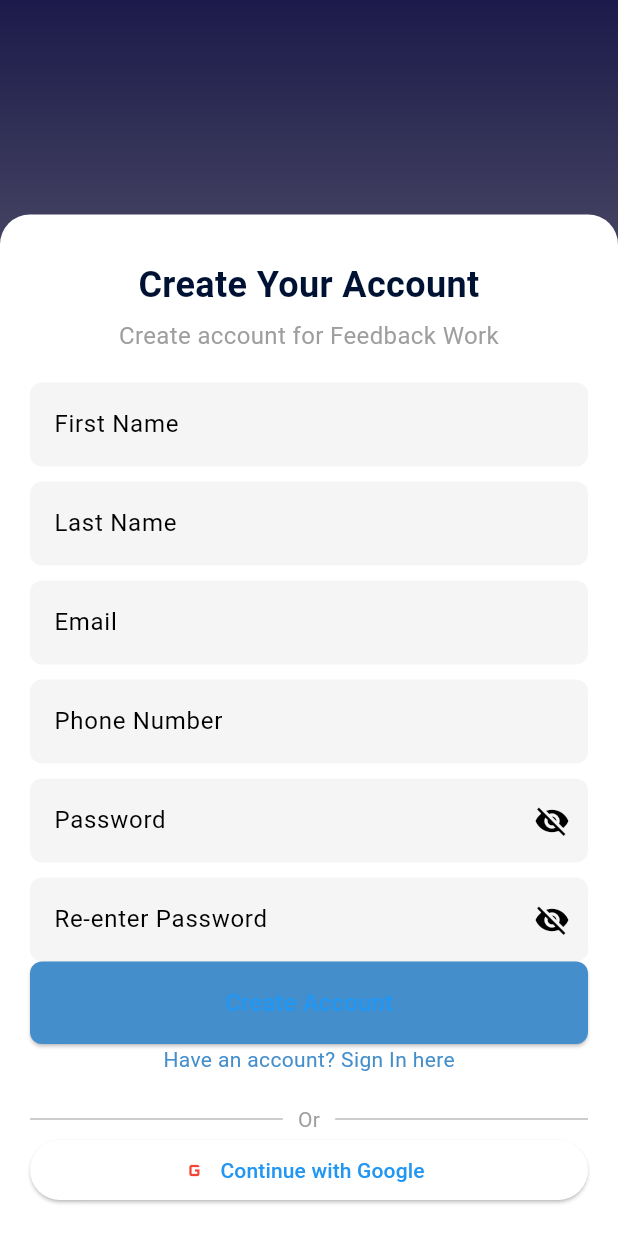
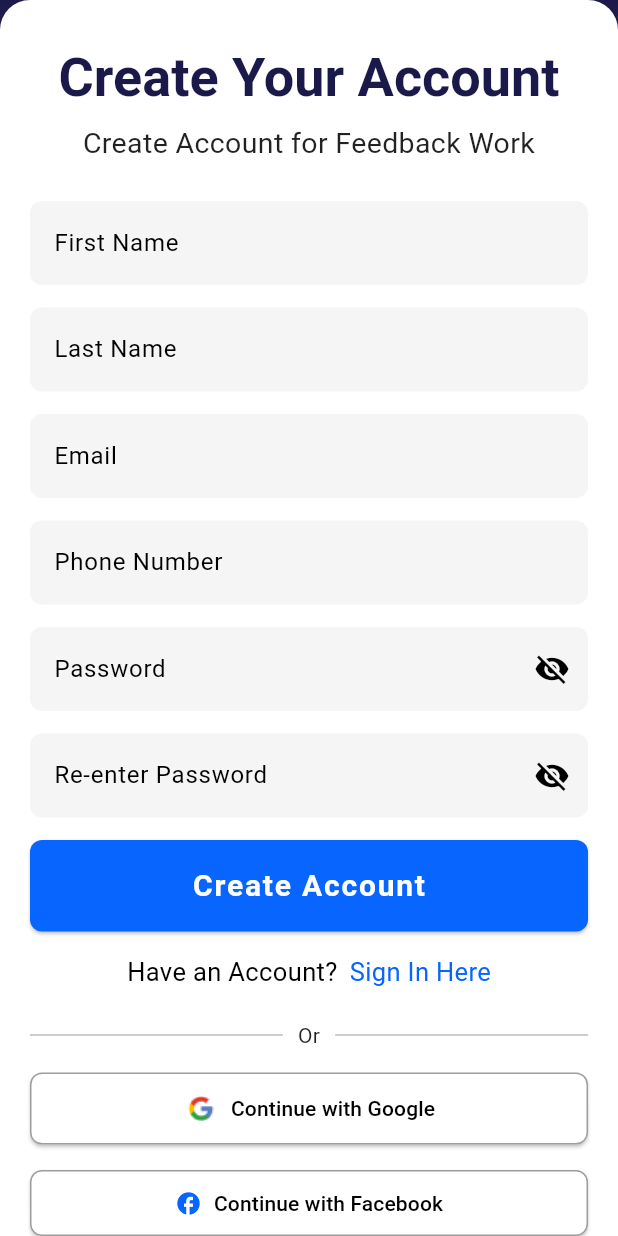
Before and after one commit to az1210/feedback_work, a Flutter app: the SignUpScreen screen opened by its route, on a phone screen of 412 x 824 dp. Run offline on Flutter 3.47's test engine with Material 3 defaults, Android fonts, the light colour scheme and no system bars; our stand-ins replace cloud_firestore, file_picker, firebase_auth, firebase_core, flutter_riverpod, go_router and 1 more; accounts and stored records are empty.

Commit message:
auth ui final touch

```diff
--- a/lib/screens/auth/sign_up_screen.dart
+++ b/lib/screens/auth/sign_up_screen.dart
@@ -4,6 +4,7 @@ import 'package:go_router/go_router.dart';
 import 'package:firebase_auth/firebase_auth.dart';
 
 import '../../providers/auth_providers.dart';
+import './widgets/icon_button.dart';
 
 class SignUpScreen extends ConsumerStatefulWidget {
   const SignUpScreen({super.key});
@@ -20,6 +21,8 @@ class _SignUpScreenState extends ConsumerState<SignUpScreen> {
   final TextEditingController passwordController = TextEditingController();
   final TextEditingController confirmPasswordController =
       TextEditingController();
+
+  bool _isObscured = true;
 
   void handleSignUp() async {
     if (passwordController.text != confirmPasswordController.text) {
@@ -92,26 +95,24 @@ class _SignUpScreenState extends ConsumerState<SignUpScreen> {
                   crossAxisAlignment: CrossAxisAlignment.stretch,
                   children: [
                     const SizedBox(height: 10),
-                    const Text(
+                    Text(
                       "Create Your Account",
                       textAlign: TextAlign.center,
-                      style: TextStyle(
-                        fontSize: 24,
+                      style: Theme.of(context).textTheme.displaySmall?.copyWith(
                             fontWeight: FontWeight.bold,
-                        color: Color(0xFF001233),
+                            color: const Color(0xFF1B1949),
                           ),
                     ),
-                    const SizedBox(height: 5),
+                    const SizedBox(height: 8),
                     const Text(
-                      "Create account for Feedback Work",
+                      "Create Account for Feedback Work",
                       textAlign: TextAlign.center,
                       style: TextStyle(
-                        fontSize: 16,
-                        color: Colors.grey,
+                        fontSize: 19,
+                        color: Colors.black87,
                       ),
                     ),
-                    const SizedBox(height: 20),
-                    // Input Fields
+                    const SizedBox(height: 25),
                     TextField(
                       controller: firstNameController,
                       decoration: const InputDecoration(
@@ -124,7 +125,7 @@ class _SignUpScreenState extends ConsumerState<SignUpScreen> {
                         ),
                       ),
                     ),
-                    const SizedBox(height: 10),
+                    const SizedBox(height: 15),
                     TextField(
                       controller: lastNameController,
                       decoration: const InputDecoration(
@@ -137,7 +138,7 @@ class _SignUpScreenState extends ConsumerState<SignUpScreen> {
                         ),
                       ),
                     ),
-                    const SizedBox(height: 10),
+                    const SizedBox(height: 15),
                     TextField(
                       controller: emailController,
                       decoration: const InputDecoration(
@@ -150,7 +151,7 @@ class _SignUpScreenState extends ConsumerState<SignUpScreen> {
                         ),
                       ),
                     ),
-                    const SizedBox(height: 10),
+                    const SizedBox(height: 15),
                     TextField(
                       controller: phoneNumberController,
                       decoration: const InputDecoration(
@@ -163,40 +164,63 @@ class _SignUpScreenState extends ConsumerState<SignUpScreen> {
                         ),
                       ),
                     ),
-                    const SizedBox(height: 10),
+                    const SizedBox(height: 15),
                     TextField(
                       controller: passwordController,
-                      obscureText: true,
-                      decoration: const InputDecoration(
+                      obscureText: _isObscured,
+                      decoration: InputDecoration(
                         labelText: "Password",
                         filled: true,
-                        fillColor: Color(0xFFF5F5F5),
-                        border: OutlineInputBorder(
+                        fillColor: const Color(0xFFF5F5F5),
+                        border: const OutlineInputBorder(
                           borderRadius: BorderRadius.all(Radius.circular(8)),
                           borderSide: BorderSide.none,
                         ),
-                        suffixIcon: Icon(Icons.visibility_off),
+                        suffixIcon: IconButton(
+                          icon: Icon(
+                            _isObscured
+                                ? Icons.visibility_off
+                                : Icons.visibility,
+                          ),
+                          onPressed: () {
+                            setState(() {
+                              _isObscured = !_isObscured; // Toggle visibility
+                            });
+                          },
                         ),
                       ),
-                    const SizedBox(height: 10),
+                    ),
+                    const SizedBox(height: 15),
                     TextField(
                       controller: confirmPasswordController,
-                      obscureText: true,
-                      decoration: const InputDecoration(
+                      obscureText: _isObscured,
+                      decoration: InputDecoration(
                         labelText: "Re-enter Password",
                         filled: true,
-                        fillColor: Color(0xFFF5F5F5),
-                        border: OutlineInputBorder(
+                        fillColor: const Color(0xFFF5F5F5),
+                        border: const OutlineInputBorder(
                           borderRadius: BorderRadius.all(Radius.circular(8)),
                           borderSide: BorderSide.none,
                         ),
-                        suffixIcon: Icon(Icons.visibility_off),
+                        suffixIcon: IconButton(
+                          icon: Icon(
+                            _isObscured
+                                ? Icons.visibility_off
+                                : Icons.visibility,
+                          ),
+                          onPressed: () {
+                            setState(() {
+                              _isObscured = !_isObscured; // Toggle visibility
+                            });
+                          },
                         ),
                       ),
+                    ),
+                    const SizedBox(height: 15),
                     ElevatedButton(
                       onPressed: handleSignUp,
                       style: ElevatedButton.styleFrom(
-                        backgroundColor: const Color(0xFF448ECB),
+                        backgroundColor: const Color(0xFF0866ff),
                         padding: const EdgeInsets.symmetric(vertical: 16),
                         shape: RoundedRectangleBorder(
                           borderRadius: BorderRadius.circular(8),
@@ -204,21 +228,40 @@ class _SignUpScreenState extends ConsumerState<SignUpScreen> {
                       ),
                       child: const Text(
                         "Create Account",
-                        style: TextStyle(fontSize: 16),
+                        style: TextStyle(
+                          fontSize: 20,
+                          fontWeight: FontWeight.w700,
+                          color: Colors.white,
+                          letterSpacing: 1.2,
                         ),
                       ),
+                    ),
+                    const SizedBox(height: 15),
                     Center(
-                      child: GestureDetector(
+                      child: Row(
+                        mainAxisAlignment: MainAxisAlignment.center,
+                        children: [
+                          const Text(
+                            "Have an Account?",
+                            style: TextStyle(
+                              color: Colors.black,
+                              fontSize: 17,
+                            ),
+                          ),
+                          const SizedBox(width: 8),
+                          GestureDetector(
                             onTap: () {
                               context.go('/sign-in');
                             },
                             child: const Text(
-                          "Have an account? Sign In here",
+                              "Sign In Here",
                               style: TextStyle(
-                            color: Color(0xFF448ECB),
-                            fontSize: 14,
+                                color: Color(0xFF0866ff),
+                                fontSize: 17,
                               ),
                             ),
+                          ),
+                        ],
                       ),
                     ),
                     const SizedBox(height: 20),
@@ -235,7 +278,9 @@ class _SignUpScreenState extends ConsumerState<SignUpScreen> {
                           padding: EdgeInsets.symmetric(horizontal: 10),
                           child: Text(
                             "Or",
-                            style: TextStyle(color: Colors.grey),
+                            style: TextStyle(
+                              color: Colors.black87,
+                            ),
                           ),
                         ),
                         Expanded(
@@ -246,7 +291,8 @@ class _SignUpScreenState extends ConsumerState<SignUpScreen> {
                         ),
                       ],
                     ),
-                    ElevatedButton.icon(
+                    const SizedBox(height: 15),
+                    SignInButton(
                       onPressed: () async {
                         try {
                           await ref
@@ -259,9 +305,25 @@ class _SignUpScreenState extends ConsumerState<SignUpScreen> {
                           );
                         }
                       },
-                      icon: const Icon(Icons.g_mobiledata, color: Colors.red),
+                      icon: Image.asset(
+                        'assets/images/icons/g_icon.png',
+                        height: 24,
+                        width: 24,
+                      ),
                       label: const Text("Continue with Google"),
                     ),
+                    const SizedBox(height: 15),
+                    SignInButton(
+                      onPressed: () {
+                        // Handle Facebook Sign-In
+                      },
+                      icon: const Icon(
+                        Icons.facebook,
+                        color: Color(0xFF0866ff),
+                      ),
+                      label: const Text("Continue with Facebook"),
+                    ),
+                    const SizedBox(height: 15),
                   ],
                 ),
               ),
--- /dev/null
+++ b/lib/screens/auth/widgets/icon_button.dart
@@ -0,0 +1,28 @@
+import 'package:flutter/material.dart';
+
+class SignInButton extends StatelessWidget {
+  final VoidCallback onPressed;
+  final dynamic icon;
+  final dynamic label;
+
+  const SignInButton(
+      {required this.onPressed, this.icon, this.label, super.key});
+
+  @override
+  Widget build(BuildContext context) {
+    return ElevatedButton.icon(
+      onPressed: onPressed,
+      icon: icon,
+      label: label,
+      style: ElevatedButton.styleFrom(
+        backgroundColor: Colors.white,
+        foregroundColor: Colors.black,
+        side: const BorderSide(color: Colors.grey),
+        padding: const EdgeInsets.symmetric(vertical: 12),
+        shape: RoundedRectangleBorder(
+          borderRadius: BorderRadius.circular(8),
+        ),
+      ),
+    );
+  }
+}
--- a/pubspec.yaml
+++ b/pubspec.yaml
@@ -39,6 +39,7 @@ flutter:
   # To add assets to your application, add an assets section, like this:
   assets:
     - assets/images/onboard/
+    - assets/images/icons/
   #   - images/a_dot_ham.jpeg
 
 
```
Also changed, not shown: lib/routes.dart (+14 -14 lines), lib/screens/auth/complete_profile_screen.dart (+64 -39 lines), lib/screens/auth/forgot_pass_screen.dart (added, +13 -0 lines), lib/screens/auth/sign_up_screen3.dart (deleted, +0 -258 lines), lib/screens/auth/widgets/block_button.dart (added, +35 -0 lines), lib/screens/projects/projects_screen.dart (+6 -2 lines), assets/images/icons/fb_sign.png (added), assets/images/icons/g_icon.png (added), assets/images/icons/g_sign.png (added), 5 other files. Lines whose indentation alone changed are shown as unchanged.
